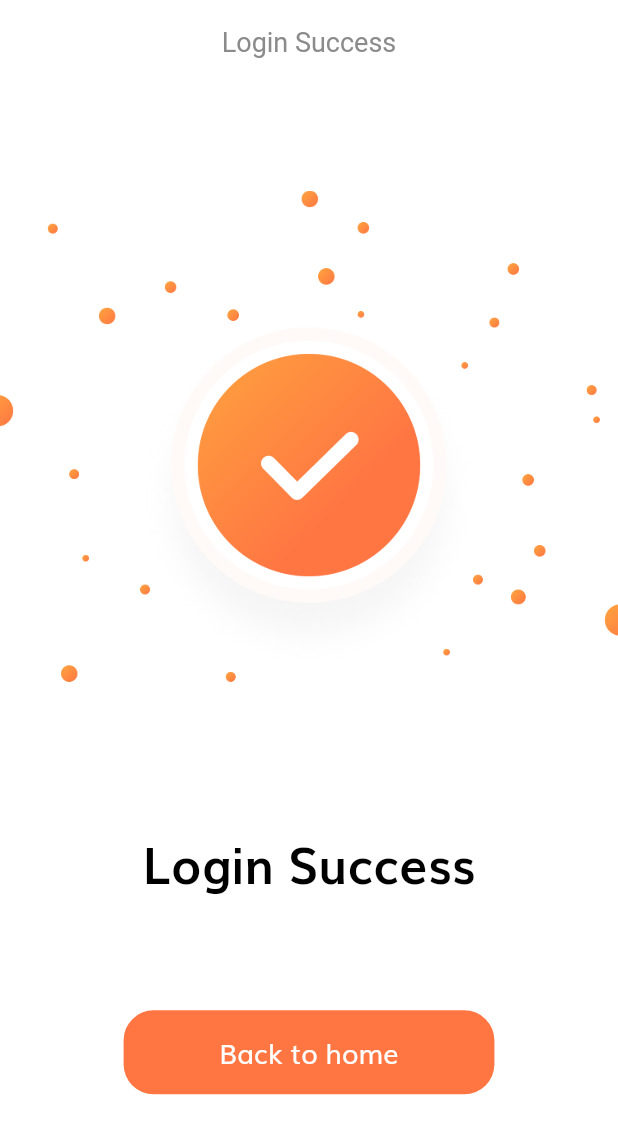
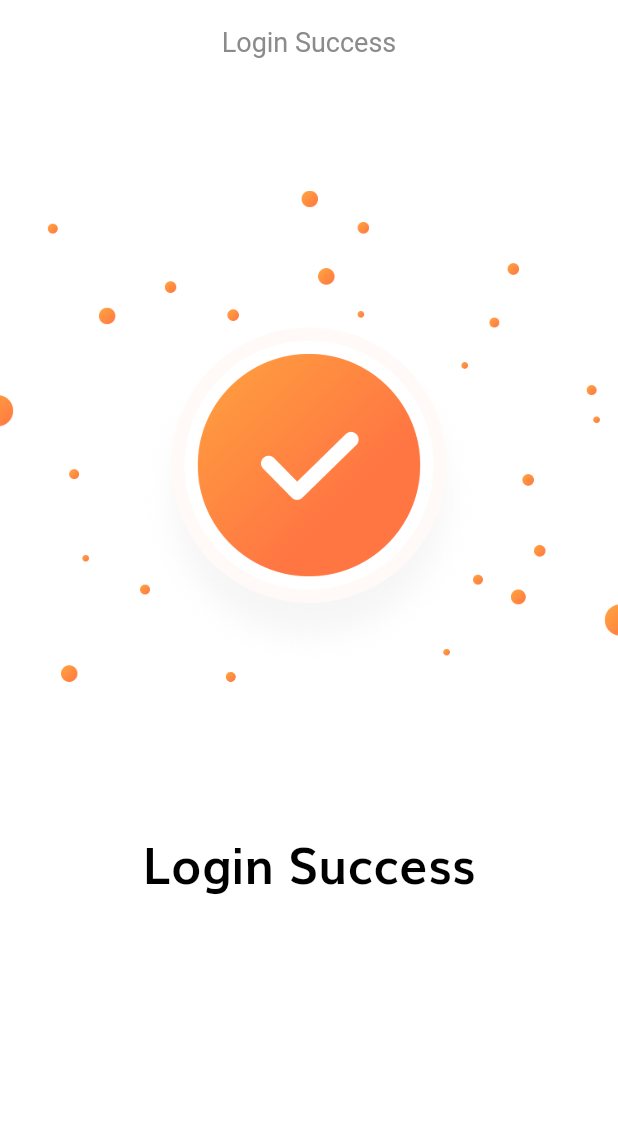
Before and after one commit to MartinMwiti/Ecommerce, a Flutter app: the LoginSuccessScreen screen opened by its route, on a phone screen of 412 x 824 dp. Shown: the top 1134 px of the screen. Run offline on Flutter 3.47's test engine with Material 2 defaults, Android fonts, the phone set to English and light mode, and no system bars; our stand-ins replace flutter_svg.

Commit message:
login page update

```diff
--- a/online_store/lib/screens/login_success/components/body.dart
+++ b/online_store/lib/screens/login_success/components/body.dart
@@ -1,8 +1,20 @@
+import 'dart:async';
+
 import 'package:flutter/material.dart';
-import 'package:online_store/components/default_button.dart';
+import 'package:online_store/screens/login_success/components/second_screen.dart';
 import 'package:online_store/size_config.dart';
 
-class Body extends StatelessWidget {
+class Body extends StatefulWidget {
+  @override
+  _BodyState createState() => _BodyState();
+}
+
+class _BodyState extends State<Body> {
+  void initState() {
+    super.initState();
+    startTimer();
+  }
+
   @override
   Widget build(BuildContext context) {
     return SingleChildScrollView(
@@ -22,16 +34,27 @@ class Body extends StatelessWidget {
               color: Colors.black,
             ),
           ),
-          SizedBox(height: SizeConfig.screenHeight * 0.09),
-          SizedBox(
-            width: SizeConfig.screenWidth * 0.6,
-            child: DefaultButton(
-              text: "Back to home",
-              press: () {},
-            ),
-          ),
+          // SizedBox(height: SizeConfig.screenHeight * 0.09),
+          // SizedBox(
+          //   width: SizeConfig.screenWidth * 0.6,
+          //   child: DefaultButton(
+          //     text: "Back to home",
+          //     press: () {},
+          //   ),
+          // ),
         ],
       ),
     );
   }
+
+  startTimer() async {
+    Duration duration = Duration(seconds: 2);
+    return Timer(duration, route);
+  }
+
+  route() {
+    // Navigator.pushReplacement - Replace the current route of the navigator that most tightly encloses the given context by pushing the given route and then disposing the previous route once the new route has finished animating in.
+    Navigator.pushReplacement(
+        context, MaterialPageRoute(builder: (context) => SecondScreen()));
+  }
 }
```
Also changed, not shown: online_store/lib/screens/login_success/components/second_screen.dart (added, +12 -0 lines).
